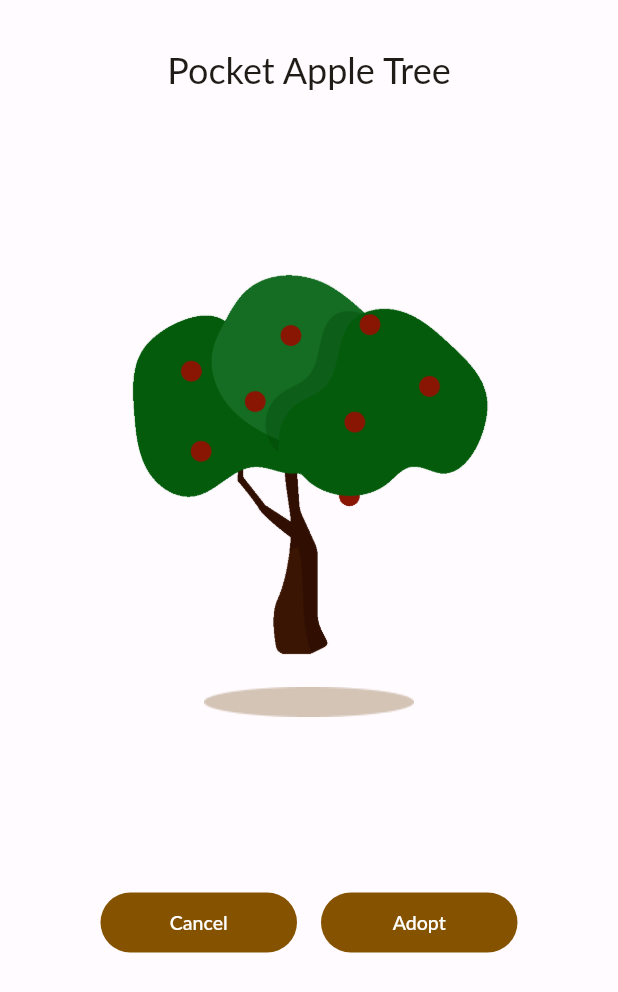
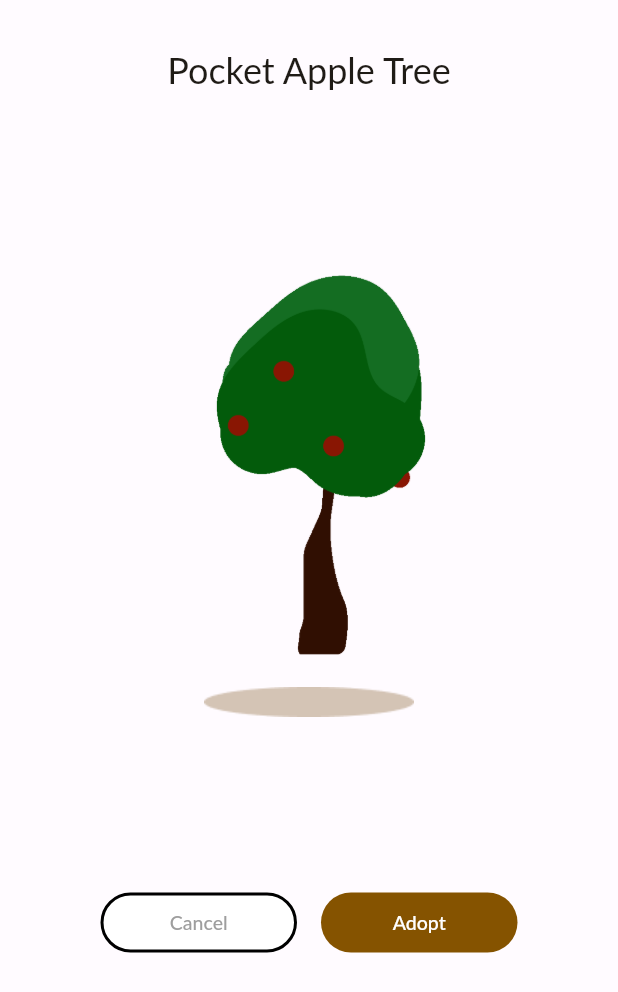
Before and after one commit to FedirSychov/Buddy-AR-App, a Flutter app: the ConfirmPlantView screen opened directly with empty values, on a phone screen of 412 x 824 dp. Shown: the top 992 px of the screen. Run offline on Flutter 3.47's test engine with Material 2 defaults, Android fonts, the phone set to English and light mode, and no system bars; our stand-ins replace carousel_slider, dots_indicator, flutter_local_notifications, flutter_native_timezone, rxdart, shared_preferences and 1 more; missing offline and left inert: ar_flutter_plugin; accounts and stored records are empty; Roboto replaces fonts that are missing (Lato).

Commit message:
use merged button classes

```diff
--- a/lib/views/DesignViews/buttons.dart
+++ b/lib/views/DesignViews/buttons.dart
@@ -89,9 +89,10 @@ class _PauseButtonState extends State<PauseButton> {
 }
 
 class CancelButton extends StatefulWidget {
+  String text;
   Function func;
 
-  CancelButton(this.func);
+  CancelButton(this.text, this.func);
 
   @override
   State<CancelButton> createState() => _CancelButtonState();
@@ -108,7 +109,7 @@ class _CancelButtonState extends State<CancelButton> {
         onPressed: () {
           widget.func();
         },
-        child: Text("Cancel", style: TextStyle(fontSize: 13)),
+        child: Text(widget.text, style: TextStyle(fontSize: 13)),
         style: ElevatedButton.styleFrom(
           backgroundColor: Colors.white,
           foregroundColor: Colors.grey,
--- a/lib/views/choosePlantView.dart
+++ b/lib/views/choosePlantView.dart
@@ -4,7 +4,7 @@ import 'package:my_app/views/setupSessionView.dart';
 
 import '../clients/sharedPrefs.dart';
 import '../model/plantType.dart';
-import 'onboardingView.dart';
+import 'DesignViews/buttons.dart';
 
 class ChoosePlantView extends StatelessWidget {
   const ChoosePlantView({super.key});
@@ -190,14 +190,14 @@ class Bottom extends StatelessWidget {
             children: [
               Container(
                 margin: const EdgeInsets.only(right: 16.0),
-                child: SimpleButton('Go back', () {
-                  Navigator.pop(context);
-                }
+                child: CancelButton('Go back', () {
+                    Navigator.pop(context);
+                  }
                 ),
               ),
               SimpleButton('Let\'s proceed', () {
-                SharedPrefs().setIsReturningUser(true);
-                Navigator.push(context, MaterialPageRoute(builder: (_) => const SetupSessionView()));
+                  SharedPrefs().setIsReturningUser(true);
+                  Navigator.push(context, MaterialPageRoute(builder: (_) => const SetupSessionView()));
                 }
               )
             ]
--- a/lib/views/confirmPlantView.dart
+++ b/lib/views/confirmPlantView.dart
@@ -1,9 +1,9 @@
 import 'package:flutter/material.dart';
+import 'package:my_app/views/DesignViews/buttons.dart';
 
 import '../clients/sharedPrefs.dart';
 import '../model/plantType.dart';
 import 'choosePlantView.dart';
-import 'onboardingView.dart';
 
 class ConfirmPlantView extends StatelessWidget {
   const ConfirmPlantView({super.key, required this.plantType});
@@ -48,16 +48,16 @@ class ConfirmPlantView extends StatelessWidget {
                   children: [
                     Container(
                       margin: const EdgeInsets.only(right: 16.0),
-                      child: SimpleButton('Cancel', () {
+                      child: CancelButton('Cancel', () {
                         SharedPrefs().deletePlantType();
                         Navigator.pop(context);
-                      }
+                        }
                       ),
                     ),
                     SimpleButton('Adopt', () {
-                      SharedPrefs().setPlantType(plantType);
-                      Navigator.push(context, MaterialPageRoute(builder: (_) => const ChoosePlantView()));
-                    }
+                        SharedPrefs().setPlantType(plantType);
+                        Navigator.push(context, MaterialPageRoute(builder: (_) => const ChoosePlantView()));
+                      }
                     )
                   ]
               )
--- a/lib/views/onboardingView.dart
+++ b/lib/views/onboardingView.dart
@@ -4,6 +4,7 @@ import 'package:flutter/material.dart';
 import 'package:my_app/views/setupSessionView.dart';
 
 import '../clients/sharedPrefs.dart';
+import 'DesignViews/buttons.dart';
 import 'choosePlantView.dart';
 
 class OnboardingView extends StatefulWidget {
@@ -127,42 +128,3 @@ enum Screens {
   final String title;
   final String description;
 }
-
-
-
-// This here only until Button-Branch has been merged
-
-class SimpleButton extends StatefulWidget {
-  String text;
-  Function func;
-
-  SimpleButton(this.text, this.func);
-
-  @override
-  State<SimpleButton> createState() => _SimpleButtonState();
-}
-
-class _SimpleButtonState extends State<SimpleButton> {
-  @override
-  Widget build(BuildContext context) {
-    return Center(
-        child: SizedBox(
-          height: 40,
-          width: 131,
-          child: TextButton(
-            onPressed: () {
-              widget.func();
-            },
-            child: Text(widget.text,
-                style: TextStyle(fontSize: 13), textDirection: TextDirection.ltr),
-            style: ElevatedButton.styleFrom(
-              backgroundColor: const Color.fromARGB(255, 133, 83, 0),
-              foregroundColor: Colors.white,
-              shape: RoundedRectangleBorder(
-                borderRadius: BorderRadius.circular(20),
-              ),
-            ),
-          ),
-        ));
-  }
-}
```
